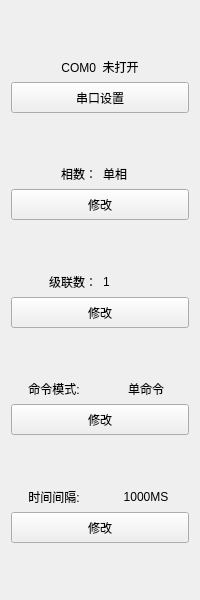
Before: the Qt Designer form IDC_TestSystem/SI-PDU/toolbox/sisettingtoolwid.ui in ChinaClever/IDC_TestSystem, drawn with Qt 5.
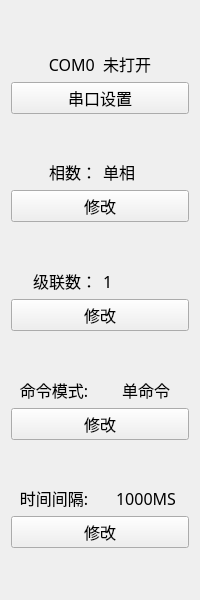
After: the same form once the commit is applied.

What changed in the file:
```diff
--- a/IDC_TestSystem/SI-PDU/toolbox/sisettingtoolwid.ui
+++ b/IDC_TestSystem/SI-PDU/toolbox/sisettingtoolwid.ui
@@ -10,6 +10,12 @@
     <height>600</height>
    </rect>
   </property>
+  <property name="font">
+   <font>
+    <family>微软雅黑</family>
+    <pointsize>12</pointsize>
+   </font>
+  </property>
   <property name="windowTitle">
    <string>Form</string>
   </property>
```
